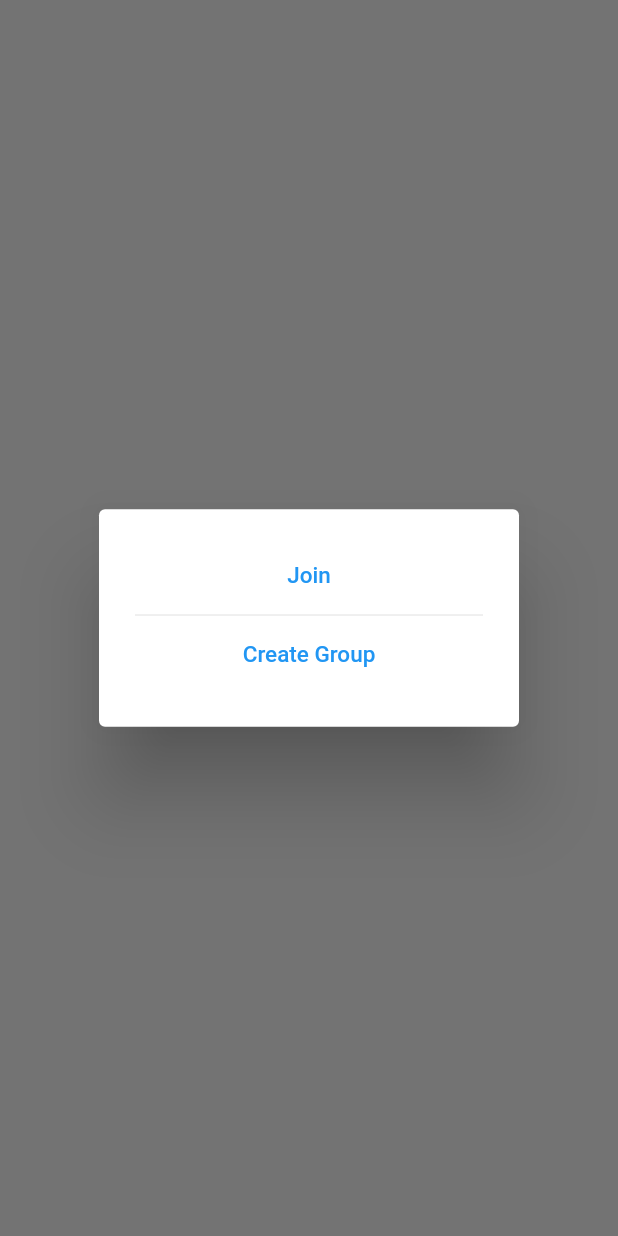
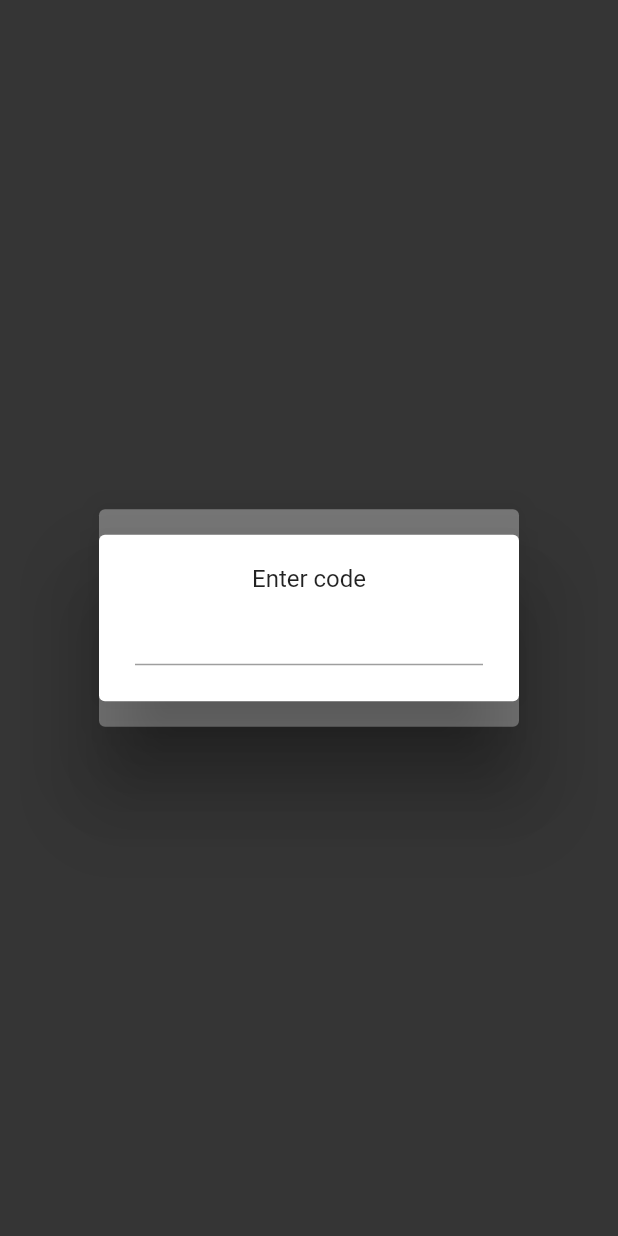
Before and after one commit to janxy-dev/bling, a Flutter app: what createAddGroupPopup() shows on an empty page, opened directly, after a tap on "Join", on a phone screen of 412 x 824 dp. Run offline on Flutter 3.47's test engine with Material 2 defaults, Android fonts, the phone set to English and light mode, and no system bars.

Commit message:
added join_group_popup.dart

```diff
--- a/lib/widgets/add_group_popup.dart
+++ b/lib/widgets/add_group_popup.dart
@@ -1,3 +1,4 @@
+import 'package:bling/widgets/join_group_popup.dart';
 import 'package:flutter/material.dart';
 
 dynamic createAddGroupPopup(BuildContext context){
@@ -7,24 +8,20 @@ dynamic createAddGroupPopup(BuildContext context){
         mainAxisSize: MainAxisSize.min,
         children: [
           TextButton(
-              onPressed: (){},
-              child: Container(
-                alignment: Alignment.center,
+              onPressed: (){
+                createJoinGroupPopup(context);
+              },
                 child: Text("Join",
                 style: TextStyle(fontSize: 15.0),),
-              )
-          ),
+            ),
           Divider(
             height: 5.0,
           ),
           TextButton(
-              onPressed: (){},
-              child: Container(
-                alignment: Alignment.center,
-                child: Text("Create Group",
-                  style: TextStyle(fontSize: 15.0),),
-              )
-          )
+            onPressed: (){},
+              child: Text("Create Group",
+                style: TextStyle(fontSize: 15.0),),
+            )
         ],
       ),
     );
--- /dev/null
+++ b/lib/widgets/join_group_popup.dart
@@ -0,0 +1,18 @@
+import 'package:flutter/material.dart';
+
+dynamic createJoinGroupPopup(BuildContext context){
+  showDialog(context: context, builder: (_){
+    return AlertDialog(
+      content: Column(
+        mainAxisSize: MainAxisSize.min,
+        crossAxisAlignment: CrossAxisAlignment.center,
+        children: [
+          Text("Enter code"),
+          TextField(
+            autocorrect: false,
+          )
+        ],
+      )
+    );
+  });
+}
```
